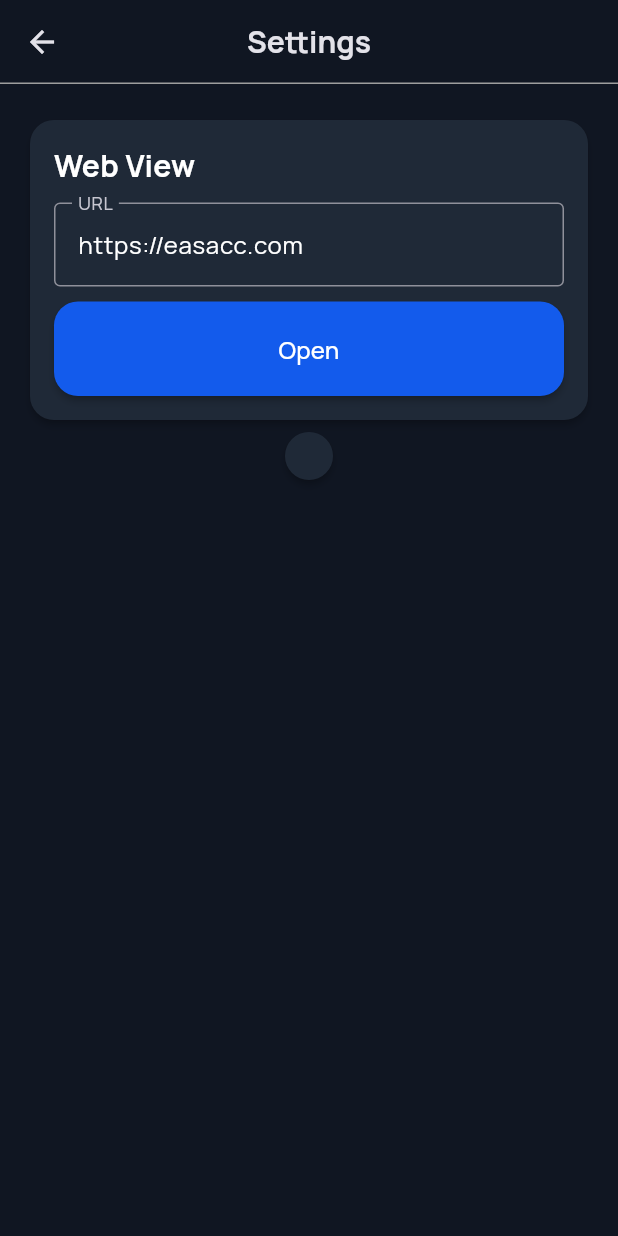
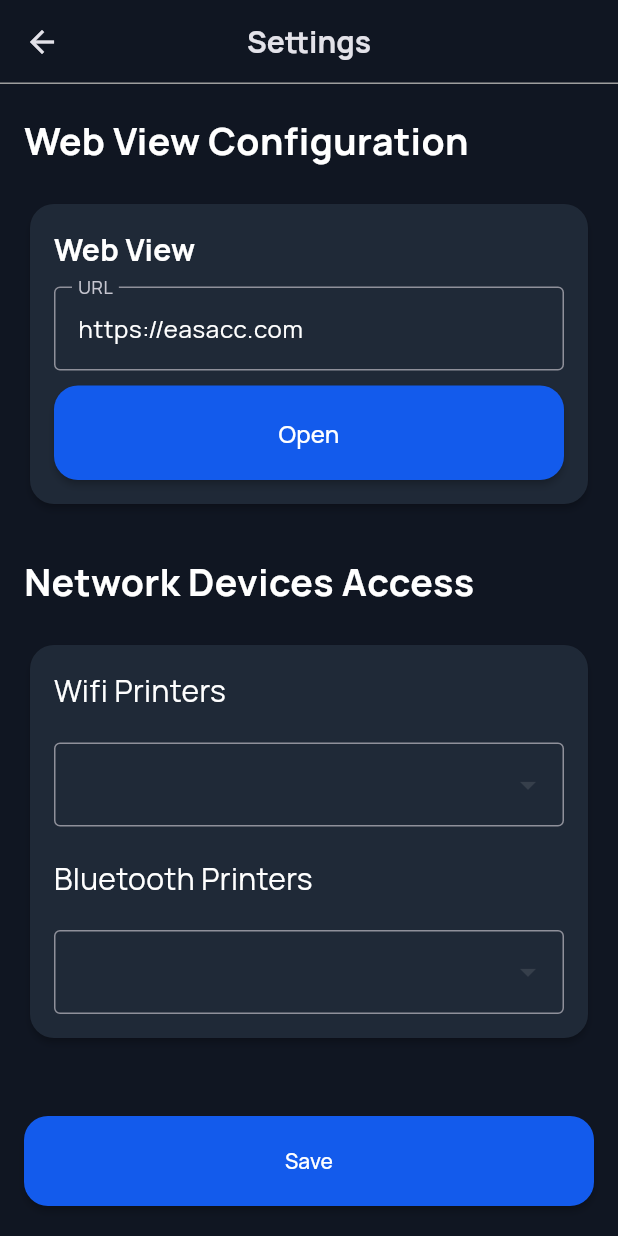
Before and after one commit to TarekLotfy30/easacc-task, a Flutter app: the screen it shows after launch, after a tap on "Continue with Google", on a phone screen of 412 x 824 dp. Run offline on Flutter 3.47's test engine with Material 3 defaults, Android fonts, the phone set to English and light mode, and no system bars; our stand-ins replace flutter_blue_plus, flutter_svg, google_fonts, webview_flutter.

Commit message:
feat(settings): ✨ add printer selection for Bluetooth & WiFi
Added printer selection support in the settings module with scanning capabilities for both Bluetooth and WiFi printers using flutter_blue_plus and multicast_dns. Introduced shared AppCard and AppDropDown components to maintain consistent UI patterns across the app.
Updated the settings view to allow discovering and selecting available printers. Registered the required plugins and updated dependencies to enable full Bluetooth and network printer functionality.

```diff
--- /dev/null
+++ b/lib/core/routing/app_card.dart
@@ -0,0 +1,20 @@
+import 'package:easacc_task/core/utils/app_colors.dart';
+import 'package:flutter/material.dart';
+
+class AppCard extends StatelessWidget {
+  const AppCard({super.key, required this.child});
+
+  final Widget child;
+
+  @override
+  Widget build(BuildContext context) {
+    return Card(
+      color: AppColors.cardBackground,
+      elevation: 2,
+      shape: const RoundedRectangleBorder(
+        borderRadius: BorderRadius.all(Radius.circular(16)),
+      ),
+      child: Padding(padding: const EdgeInsets.all(16), child: child),
+    );
+  }
+}
--- a/lib/core/shared_components/app_text.dart
+++ b/lib/core/shared_components/app_text.dart
@@ -9,6 +9,7 @@ class AppText extends StatelessWidget {
     this.height,
     this.letterSpacing,
     this.color,
+    this.textAlign,
   });
 
   final String data;
@@ -17,12 +18,13 @@ class AppText extends StatelessWidget {
   final double? height;
   final double? letterSpacing;
   final Color? color;
+  final TextAlign? textAlign;
 
   @override
   Widget build(BuildContext context) {
     return Text(
       data,
-      textAlign: TextAlign.center,
+      textAlign: textAlign ?? TextAlign.center,
       style: TextStyle(
         fontSize: fontSize,
         color: color,
--- a/lib/view/widgets/settings/setting_view_body.dart
+++ b/lib/view/widgets/settings/setting_view_body.dart
@@ -1,31 +1,136 @@
-import 'package:easacc_task/core/utils/app_colors.dart';
+import 'package:easacc_task/core/routing/app_card.dart';
+import 'package:easacc_task/core/shared_components/app_button.dart';
+import 'package:easacc_task/core/shared_components/app_text.dart';
 import 'package:easacc_task/view/widgets/settings/web_view_card.dart';
 import 'package:flutter/material.dart';
+import 'package:flutter_blue_plus/flutter_blue_plus.dart';
 
 // translate-me-ignore-all-file
-class SettingViewBody extends StatelessWidget {
+class SettingViewBody extends StatefulWidget {
   const SettingViewBody({super.key});
+
+  @override
+  State<SettingViewBody> createState() => _SettingViewBodyState();
+}
+
+class _SettingViewBodyState extends State<SettingViewBody> {
+  List<String> wifiPrinters = [];
+  List<BluetoothDevice> bluetoothDevices = [];
+
+  String? selectedWifiPrinter;
+  BluetoothDevice? selectedBluetoothDevice;
+
+  bool loadingWifi = false;
+  bool loadingBluetooth = false;
+
+  @override
+  void initState() {
+    super.initState();
+    scanBluetoothPrinters();
+  }
+
+  Future<void> scanBluetoothPrinters() async {
+    setState(() => loadingBluetooth = true);
+
+    bluetoothDevices.clear();
+
+    FlutterBluePlus.startScan(timeout: const Duration(seconds: 4));
+
+    FlutterBluePlus.scanResults.listen((results) {
+      for (var r in results) {
+        if (!bluetoothDevices.contains(r.device)) {
+          bluetoothDevices.add(r.device);
+        }
+      }
+
+      setState(() {});
+    });
+
+    await FlutterBluePlus.stopScan();
+
+    loadingBluetooth = false;
+    setState(() {});
+  }
 
   @override
   Widget build(BuildContext context) {
     return Padding(
       padding: const EdgeInsets.symmetric(horizontal: 16, vertical: 20),
       child: Column(
+        crossAxisAlignment: CrossAxisAlignment.start,
         children: [
+          const AppText(
+            data: "Web View Configuration",
+            fontSize: 25,
+            fontWeight: FontWeight.bold,
+            textAlign: TextAlign.start,
+          ),
+          const SizedBox(height: 20),
           WebViewCard(),
-          Card(
-            color: AppColors.cardBackground,
-            elevation: 2,
-            shape: const RoundedRectangleBorder(
-              borderRadius: BorderRadius.all(Radius.circular(16)),
+          const SizedBox(height: 30),
+          const AppText(
+            data: "Network Devices Access",
+            fontSize: 25,
+            fontWeight: FontWeight.bold,
+            textAlign: TextAlign.start,
+          ),
+          const SizedBox(height: 20),
+          AppCard(
+            child: Column(
+              crossAxisAlignment: CrossAxisAlignment.start,
+              children: [
+                AppText(data: "Wifi Printers", fontSize: 20),
+                SizedBox(height: 20),
+                loadingWifi
+                    ? const CircularProgressIndicator()
+                    : DropdownButtonFormField<String>(
+                        decoration: const InputDecoration(
+                          border: OutlineInputBorder(),
+                        ),
+                        value: selectedWifiPrinter,
+                        items: wifiPrinters
+                            .map(
+                              (ip) =>
+                                  DropdownMenuItem(value: ip, child: Text(ip)),
+                            )
+                            .toList(),
+                        onChanged: (value) {
+                          setState(() => selectedWifiPrinter = value);
+                        },
+                      ),
+                SizedBox(height: 20),
+                AppText(data: "Bluetooth Printers", fontSize: 20),
+                SizedBox(height: 20),
+                loadingBluetooth
+                    ? const CircularProgressIndicator()
+                    : DropdownButtonFormField<BluetoothDevice>(
+                        decoration: const InputDecoration(
+                          border: OutlineInputBorder(),
+                        ),
+                        value: selectedBluetoothDevice,
+                        items: bluetoothDevices
+                            .map(
+                              (device) => DropdownMenuItem(
+                                value: device,
+                                child: Text(device.platformName),
+                              ),
+                            )
+                            .toList(),
+                        onChanged: (value) {
+                          setState(() => selectedBluetoothDevice = value);
+                        },
+                      ),
+              ],
             ),
-            child: Padding(
-              padding: const EdgeInsets.all(16),
-              child: Column(
-                crossAxisAlignment: CrossAxisAlignment.start,
-                children: [],
-              ),
-            ),
+          ),
+          Spacer(),
+          AppButton(
+            onPressed: () {
+              ScaffoldMessenger.of(
+                context,
+              ).showSnackBar(const SnackBar(content: Text("Saved")));
+            },
+            child: const Text("Save"),
           ),
         ],
       ),
--- a/lib/view/widgets/settings/web_view_card.dart
+++ b/lib/view/widgets/settings/web_view_card.dart
@@ -1,5 +1,6 @@
 import 'package:easacc_task/core/helpers/app_navigation.dart';
 import 'package:easacc_task/core/helpers/app_regex.dart';
+import 'package:easacc_task/core/routing/app_card.dart';
 import 'package:easacc_task/core/routing/app_routes_name.dart';
 import 'package:easacc_task/core/shared_components/app_button.dart';
 import 'package:easacc_task/core/shared_components/app_text.dart';
@@ -32,14 +33,7 @@ class _WebViewCardState extends State<WebViewCard> {
 
   @override
   Widget build(BuildContext context) {
-    return Card(
-      color: AppColors.cardBackground,
-      elevation: 2,
-      shape: const RoundedRectangleBorder(
-        borderRadius: BorderRadius.all(Radius.circular(16)),
-      ),
-      child: Padding(
-        padding: const EdgeInsets.all(16),
+    return AppCard(
       child: Form(
         key: _formKey,
         child: Column(
@@ -85,14 +79,11 @@ class _WebViewCardState extends State<WebViewCard> {
                   );
                 }
               },
-                backgroundColor: AppColors.primary,
-                foregroundColor: Colors.white,
               child: const AppText(data: 'Open', fontSize: 16),
             ),
           ],
         ),
       ),
-      ),
     );
   }
 }
--- a/pubspec.yaml
+++ b/pubspec.yaml
@@ -15,6 +15,8 @@ dependencies:
   flutter_svg: ^2.2.3
   google_fonts: ^6.3.2
   webview_flutter: ^4.13.0
+  flutter_blue_plus: ^2.0.2
+  multicast_dns: ^0.3.3
 
 dev_dependencies:
   flutter_test:
```
Also changed, not shown: lib/core/shared_components/app_drop_down.dart (added, +47 -0 lines), pubspec.lock, 1 other file. Lines whose indentation alone changed are shown as unchanged.
